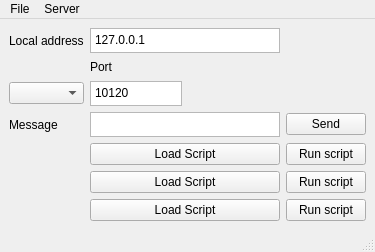
The window that server/ui/server.ui (JeremyPorquez/MicroscoperPython) describes before a commit, drawn with Qt 5.
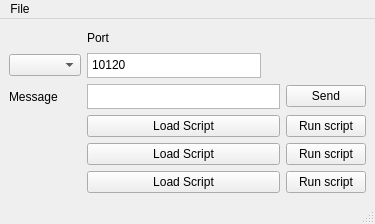
The same window after the commit.

What changed in the file:
```diff
--- a/server/ui/server.ui
+++ b/server/ui/server.ui
@@ -7,7 +7,7 @@
     <x>0</x>
     <y>0</y>
     <width>375</width>
-    <height>252</height>
+    <height>224</height>
    </rect>
   </property>
   <property name="sizePolicy">
@@ -27,71 +27,14 @@
   </property>
   <widget class="QWidget" name="centralwidget">
    <layout class="QGridLayout" name="gridLayout">
-    <item row="4" column="0" rowspan="3">
-     <spacer name="verticalSpacer">
-      <property name="orientation">
-       <enum>Qt::Vertical</enum>
-      </property>
-      <property name="sizeHint" stdset="0">
-       <size>
-        <width>20</width>
-        <height>40</height>
-       </size>
-      </property>
-     </spacer>
-    </item>
-    <item row="4" column="1" colspan="2">
-     <widget class="QPushButton" name="loadScriptButtonWidget1">
-      <property name="sizePolicy">
-       <sizepolicy hsizetype="Minimum" vsizetype="Minimum">
-        <horstretch>0</horstretch>
-        <verstretch>0</verstretch>
-       </sizepolicy>
-      </property>
+    <item row="2" column="3">
+     <widget class="QPushButton" name="sendButtonWidget">
       <property name="text">
-       <string>Load Script</string>
-      </property>
-     </widget>
-    </item>
-    <item row="1" column="1">
-     <widget class="QLabel" name="label_4">
-      <property name="text">
-       <string>Port</string>
-      </property>
-     </widget>
-    </item>
-    <item row="0" column="1" colspan="2">
-     <widget class="QPlainTextEdit" name="localAddressTextWidget">
-      <property name="sizePolicy">
-       <sizepolicy hsizetype="Expanding" vsizetype="Minimum">
-        <horstretch>1</horstretch>
-        <verstretch>0</verstretch>
-       </sizepolicy>
-      </property>
-      <property name="minimumSize">
-       <size>
-        <width>10</width>
-        <height>25</height>
-       </size>
-      </property>
-      <property name="maximumSize">
-       <size>
-        <width>16777215</width>
-        <height>25</height>
-       </size>
-      </property>
-      <property name="verticalScrollBarPolicy">
-       <enum>Qt::ScrollBarAlwaysOff</enum>
-      </property>
-      <property name="plainText">
-       <string>127.0.0.1</string>
+       <string>Send</string>
       </property>
      </widget>
     </item>
     <item row="2" column="0">
-     <widget class="QComboBox" name="portComboBox"/>
-    </item>
-    <item row="3" column="0">
      <widget class="QLabel" name="label_6">
       <property name="maximumSize">
        <size>
@@ -104,47 +47,7 @@
       </property>
      </widget>
     </item>
-    <item row="5" column="3">
-     <widget class="QPushButton" name="runScriptButtonWidget2">
-      <property name="text">
-       <string>Run script</string>
-      </property>
-     </widget>
-    </item>
-    <item row="5" column="1" colspan="2">
-     <widget class="QPushButton" name="loadScriptButtonWidget2">
-      <property name="sizePolicy">
-       <sizepolicy hsizetype="Minimum" vsizetype="Minimum">
-        <horstretch>0</horstretch>
-        <verstretch>0</verstretch>
-       </sizepolicy>
-      </property>
-      <property name="text">
-       <string>Load Script</string>
-      </property>
-     </widget>
-    </item>
-    <item row="0" column="0">
-     <widget class="QLabel" name="label_5">
-      <property name="text">
-       <string>Local address</string>
-      </property>
-     </widget>
-    </item>
-    <item row="2" column="2">
-     <spacer name="horizontalSpacer">
-      <property name="orientation">
-       <enum>Qt::Horizontal</enum>
-      </property>
-      <property name="sizeHint" stdset="0">
-       <size>
-        <width>94</width>
-        <height>20</height>
-       </size>
-      </property>
-     </spacer>
-    </item>
-    <item row="3" column="1" colspan="2">
+    <item row="2" column="1" colspan="2">
      <widget class="QPlainTextEdit" name="textWidgetSend">
       <property name="sizePolicy">
        <sizepolicy hsizetype="Expanding" vsizetype="Preferred">
@@ -172,35 +75,7 @@
       </property>
      </widget>
     </item>
-    <item row="2" column="1">
-     <widget class="QPlainTextEdit" name="portNumber">
-      <property name="sizePolicy">
-       <sizepolicy hsizetype="Expanding" vsizetype="Minimum">
-        <horstretch>0</horstretch>
-        <verstretch>0</verstretch>
-       </sizepolicy>
-      </property>
-      <property name="minimumSize">
-       <size>
-        <width>10</width>
-        <height>25</height>
-       </size>
-      </property>
-      <property name="maximumSize">
-       <size>
-        <width>16777215</width>
-        <height>25</height>
-       </size>
-      </property>
-      <property name="verticalScrollBarPolicy">
-       <enum>Qt::ScrollBarAlwaysOff</enum>
-      </property>
-      <property name="plainText">
-       <string>10120</string>
-      </property>
-     </widget>
-    </item>
-    <item row="6" column="1" colspan="2">
+    <item row="5" column="1" colspan="2">
      <widget class="QPushButton" name="loadScriptButtonWidget3">
       <property name="sizePolicy">
        <sizepolicy hsizetype="Minimum" vsizetype="Minimum">
@@ -213,14 +88,20 @@
       </property>
      </widget>
     </item>
+    <item row="4" column="1" colspan="2">
+     <widget class="QPushButton" name="loadScriptButtonWidget2">
+      <property name="sizePolicy">
+       <sizepolicy hsizetype="Minimum" vsizetype="Minimum">
+        <horstretch>0</horstretch>
+        <verstretch>0</verstretch>
+       </sizepolicy>
+      </property>
+      <property name="text">
+       <string>Load Script</string>
+      </property>
+     </widget>
+    </item>
     <item row="3" column="3">
-     <widget class="QPushButton" name="sendButtonWidget">
-      <property name="text">
-       <string>Send</string>
-      </property>
-     </widget>
-    </item>
-    <item row="4" column="3">
      <widget class="QPushButton" name="runScriptButtonWidget1">
       <property name="sizePolicy">
        <sizepolicy hsizetype="Minimum" vsizetype="Minimum">
@@ -233,13 +114,97 @@
       </property>
      </widget>
     </item>
-    <item row="6" column="3">
+    <item row="1" column="0">
+     <widget class="QComboBox" name="portComboBox"/>
+    </item>
+    <item row="3" column="0" rowspan="3">
+     <spacer name="verticalSpacer">
+      <property name="orientation">
+       <enum>Qt::Vertical</enum>
+      </property>
+      <property name="sizeHint" stdset="0">
+       <size>
+        <width>20</width>
+        <height>40</height>
+       </size>
+      </property>
+     </spacer>
+    </item>
+    <item row="0" column="1">
+     <widget class="QLabel" name="label_4">
+      <property name="text">
+       <string>Port</string>
+      </property>
+     </widget>
+    </item>
+    <item row="3" column="1" colspan="2">
+     <widget class="QPushButton" name="loadScriptButtonWidget1">
+      <property name="sizePolicy">
+       <sizepolicy hsizetype="Minimum" vsizetype="Minimum">
+        <horstretch>0</horstretch>
+        <verstretch>0</verstretch>
+       </sizepolicy>
+      </property>
+      <property name="text">
+       <string>Load Script</string>
+      </property>
+     </widget>
+    </item>
+    <item row="1" column="1">
+     <widget class="QPlainTextEdit" name="portNumber">
+      <property name="sizePolicy">
+       <sizepolicy hsizetype="Expanding" vsizetype="Minimum">
+        <horstretch>0</horstretch>
+        <verstretch>0</verstretch>
+       </sizepolicy>
+      </property>
+      <property name="minimumSize">
+       <size>
+        <width>10</width>
+        <height>25</height>
+       </size>
+      </property>
+      <property name="maximumSize">
+       <size>
+        <width>16777215</width>
+        <height>25</height>
+       </size>
+      </property>
+      <property name="verticalScrollBarPolicy">
+       <enum>Qt::ScrollBarAlwaysOff</enum>
+      </property>
+      <property name="plainText">
+       <string>10120</string>
+      </property>
+     </widget>
+    </item>
+    <item row="1" column="2">
+     <spacer name="horizontalSpacer">
+      <property name="orientation">
+       <enum>Qt::Horizontal</enum>
+      </property>
+      <property name="sizeHint" stdset="0">
+       <size>
+        <width>94</width>
+        <height>20</height>
+       </size>
+      </property>
+     </spacer>
+    </item>
+    <item row="5" column="3">
      <widget class="QPushButton" name="runScriptButtonWidget3">
       <property name="text">
        <string>Run script</string>
       </property>
      </widget>
     </item>
+    <item row="4" column="3">
+     <widget class="QPushButton" name="runScriptButtonWidget2">
+      <property name="text">
+       <string>Run script</string>
+      </property>
+     </widget>
+    </item>
    </layout>
   </widget>
   <widget class="QMenuBar" name="menubar">
@@ -257,13 +222,7 @@
     </property>
     <addaction name="action_Quit"/>
    </widget>
-   <widget class="QMenu" name="menuServer">
-    <property name="title">
-     <string>Server</string>
-    </property>
-   </widget>
    <addaction name="menuFile"/>
-   <addaction name="menuServer"/>
   </widget>
   <widget class="QStatusBar" name="statusbar"/>
   <action name="action_Quit">
```
